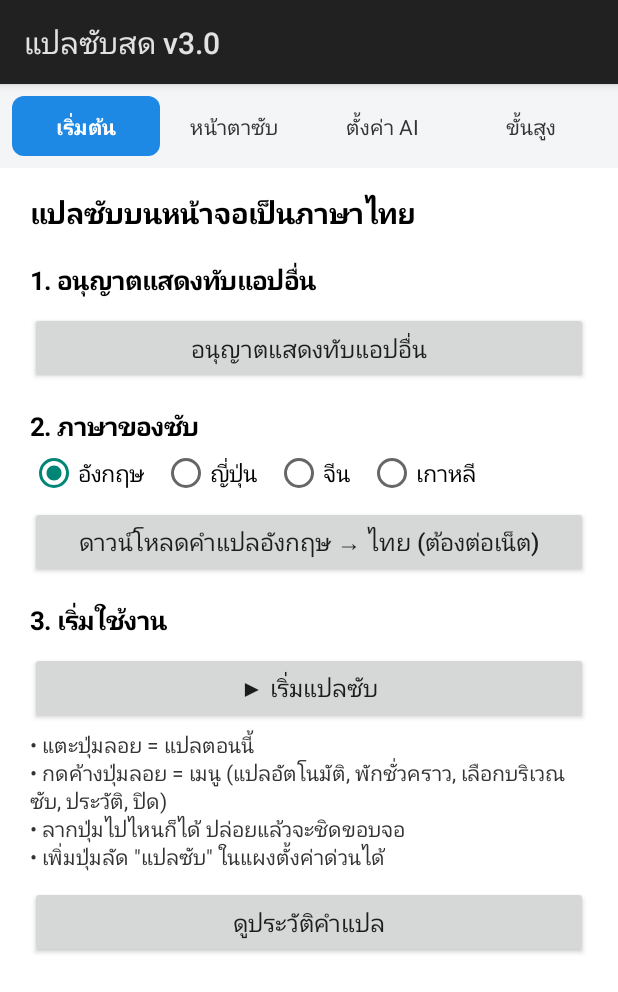
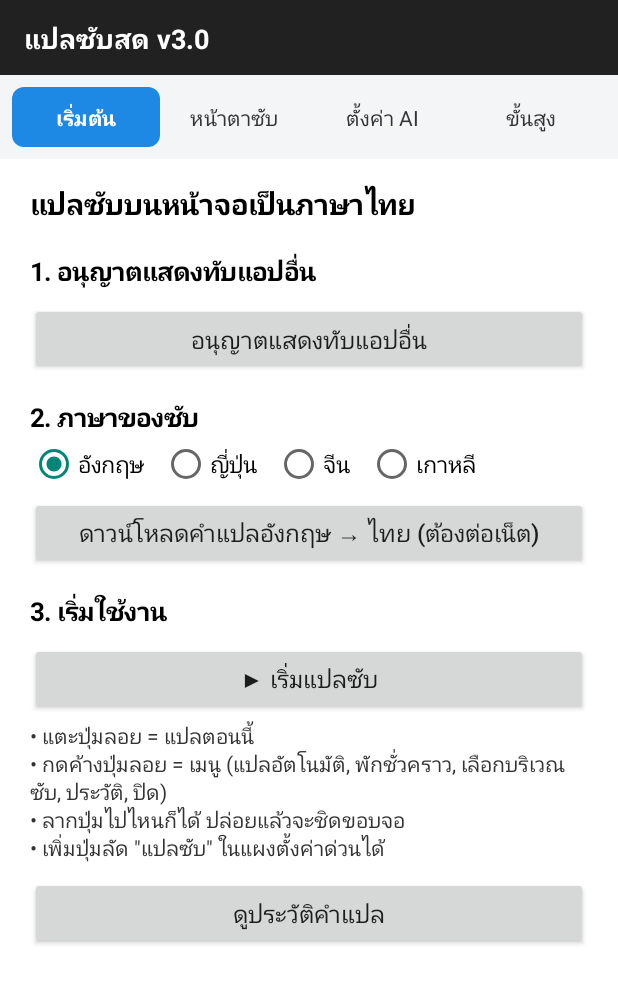
Before and after one commit to wat5duang-hue/SubTranslate, an Android app: the screen it shows after launch (MainActivity), on a phone screen of 412 x 824 dp. Shown: the top 992 px of the screen. Run offline under Robolectric (Android 15) with nearby library versions, the phone set to English and light mode, and no system bars; libraries missing offline, so code that uses them is left out: com.google.mlkit.common, com.google.mlkit.nl, com.google.mlkit.vision; 6 statements that could not run were skipped.

Commit message:
Add files via upload

```diff
--- a/app/src/main/AndroidManifest.xml
+++ b/app/src/main/AndroidManifest.xml
@@ -15,7 +15,7 @@
         android:icon="@drawable/ic_launcher"
         android:label="แปลซับสด"
         android:supportsRtl="true"
-        android:theme="@android:style/Theme.Material.Light.DarkActionBar">
+        android:theme="@android:style/Theme.Material.Light.NoActionBar">
 
         <activity
             android:name=".MainActivity"
--- a/app/src/main/java/com/subtrans/app/MainActivity.kt
+++ b/app/src/main/java/com/subtrans/app/MainActivity.kt
@@ -33,6 +33,8 @@ import android.widget.Toast
 import androidx.activity.ComponentActivity
 import androidx.activity.result.contract.ActivityResultContracts
 import androidx.core.content.ContextCompat
+import androidx.core.view.ViewCompat
+import androidx.core.view.WindowInsetsCompat
 import com.google.android.gms.tasks.Task
 import com.google.mlkit.common.model.DownloadConditions
 import com.google.mlkit.common.model.RemoteModelManager
@@ -103,6 +105,21 @@ class MainActivity : ComponentActivity() {
             orientation = LinearLayout.VERTICAL
             setBackgroundColor(Color.WHITE)
         }
+        ViewCompat.setOnApplyWindowInsetsListener(root) { v, insets ->
+            val bars = insets.getInsets(WindowInsetsCompat.Type.systemBars() or WindowInsetsCompat.Type.ime())
+            v.setPadding(bars.left, bars.top, bars.right, bars.bottom)
+            insets
+        }
+
+        // แถบหัวเรื่อง
+        root.addView(TextView(this).apply {
+            text = "แปลซับสด v3.0"
+            textSize = 18f
+            typeface = Typeface.DEFAULT_BOLD
+            setTextColor(Color.WHITE)
+            setBackgroundColor(0xFF212121.toInt())
+            setPadding(dp(16), dp(12), dp(16), dp(12))
+        }, LinearLayout.LayoutParams(ViewGroup.LayoutParams.MATCH_PARENT, ViewGroup.LayoutParams.WRAP_CONTENT))
 
         // แถบแท็บด้านบน
         val tabBar = LinearLayout(this).apply {
```
Also changed, not shown: app/src/main/java/com/subtrans/app/HistoryActivity.kt (+15 -0 lines).
